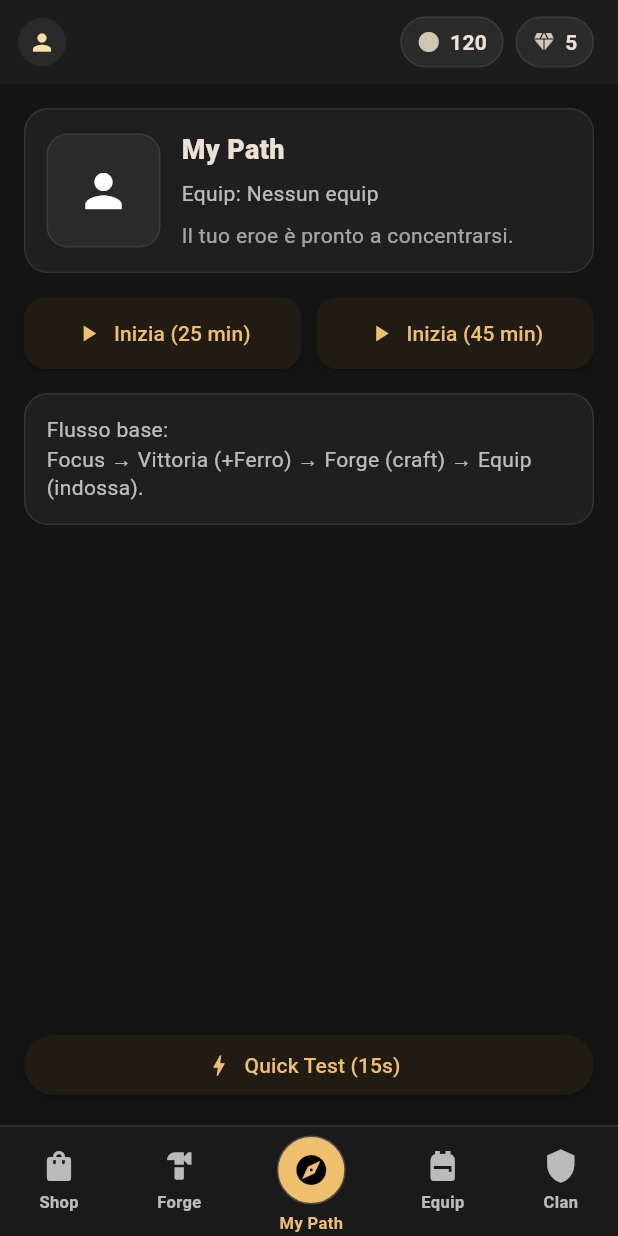
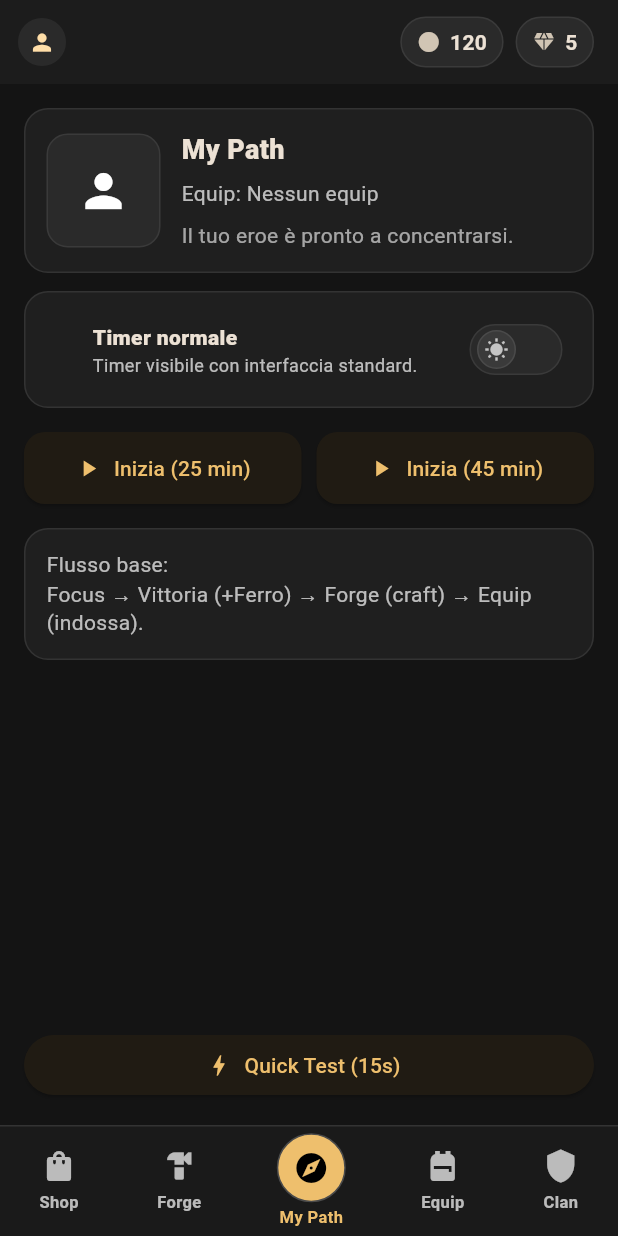
Before and after one commit to JoJoBa15/afkheros, a Flutter app: the screen it shows after launch, on a phone screen of 412 x 824 dp. Run offline on Flutter 3.47's test engine with Material 3 defaults, Android fonts, the light colour scheme and no system bars.

Commit message:
added oled safe mode

```diff
--- /dev/null
+++ b/lib/core/widgets/oled_safe_toggle.dart
@@ -0,0 +1,125 @@
+import 'package:flutter/material.dart';
+import 'package:flutter/services.dart';
+
+/// Toggle “figo” (animato) per attivare/disattivare la modalità OLED-safe.
+/// È volutamente semplice da usare: value + onChanged.
+class OledSafeToggle extends StatelessWidget {
+  final bool value;
+  final ValueChanged<bool> onChanged;
+
+  const OledSafeToggle({
+    super.key,
+    required this.value,
+    required this.onChanged,
+  });
+
+  @override
+  Widget build(BuildContext context) {
+    final primary = Theme.of(context).colorScheme.primary;
+
+    return InkWell(
+      borderRadius: BorderRadius.circular(16),
+      onTap: () {
+        HapticFeedback.lightImpact();
+        onChanged(!value);
+      },
+      child: Padding(
+        padding: const EdgeInsets.symmetric(horizontal: 6, vertical: 6),
+        child: Row(
+          children: [
+            Expanded(
+              child: AnimatedSwitcher(
+                duration: const Duration(milliseconds: 250),
+                switchInCurve: Curves.easeOutCubic,
+                switchOutCurve: Curves.easeInCubic,
+                child: value
+                    ? const _ToggleText(
+                        key: ValueKey('oled_on'),
+                        title: 'Timer protetto (OLED)',
+                        subtitle:
+                            'Schermo quasi nero + anti burn-in mentre il timer resta visibile.',
+                      )
+                    : const _ToggleText(
+                        key: ValueKey('oled_off'),
+                        title: 'Timer normale',
+                        subtitle: 'Timer visibile con interfaccia standard.',
+                      ),
+              ),
+            ),
+
+            const SizedBox(width: 10),
+
+            // Track + knob animati (stile “smooth”)
+            AnimatedContainer(
+              duration: const Duration(milliseconds: 260),
+              curve: Curves.easeOutCubic,
+              width: 62,
+              height: 34,
+              padding: const EdgeInsets.all(3),
+              decoration: BoxDecoration(
+                color: value ? primary.withAlpha(230) : const Color(0xFF2A2A2A),
+                borderRadius: BorderRadius.circular(999),
+                border: Border.all(color: const Color(0xFF3A3A3A)),
+                boxShadow: value
+                    ? [
+                        BoxShadow(
+                          color: primary.withAlpha(64),
+                          blurRadius: 10,
+                          spreadRadius: 1,
+                        )
+                      ]
+                    : const [],
+              ),
+              child: AnimatedAlign(
+                duration: const Duration(milliseconds: 260),
+                curve: Curves.easeOutBack,
+                alignment: value ? Alignment.centerRight : Alignment.centerLeft,
+                child: Container(
+                  width: 28,
+                  height: 28,
+                  decoration: BoxDecoration(
+                    color: value ? Colors.black : const Color(0xFF3A3A3A),
+                    shape: BoxShape.circle,
+                    border: Border.all(color: const Color(0xFF4A4A4A)),
+                  ),
+                  child: Icon(
+                    value ? Icons.nightlight_round : Icons.wb_sunny,
+                    size: 16,
+                    color: value ? primary : Colors.white70,
+                  ),
+                ),
+              ),
+            ),
+          ],
+        ),
+      ),
+    );
+  }
+}
+
+class _ToggleText extends StatelessWidget {
+  final String title;
+  final String subtitle;
+
+  const _ToggleText({
+    super.key,
+    required this.title,
+    required this.subtitle,
+  });
+
+  @override
+  Widget build(BuildContext context) {
+    return Column(
+      key: key,
+      crossAxisAlignment: CrossAxisAlignment.start,
+      children: [
+        Text(title, style: const TextStyle(fontWeight: FontWeight.w800)),
+        const SizedBox(height: 2),
+        Text(
+          subtitle,
+          style: const TextStyle(color: Colors.white70, fontSize: 12, height: 1.2),
+        ),
+      ],
+    );
+  }
+}
--- a/lib/core/widgets/pixel_bottom_nav_bar.dart
+++ b/lib/core/widgets/pixel_bottom_nav_bar.dart
@@ -1,5 +1,10 @@
 import 'package:flutter/material.dart';
 
+/// Bottom navigation bar “in stile gioco” con 5 tab.
+/// - Sfondo scuro “pietra/legno”
+/// - Pulsante centrale leggermente più grande
+/// - Importante: SafeArea è messo FUORI dalla Container con altezza fissa,
+///   così evitiamo il classico errore "Bottom overflowed by ...".
 class PixelBottomNavBar extends StatelessWidget {
   final int currentIndex;
   final ValueChanged<int> onChanged;
@@ -10,18 +15,23 @@ class PixelBottomNavBar extends StatelessWidget {
     required this.onChanged,
   });
 
-  static const double _h = 74;
+  /// Altezza della barra (solo la barra, senza considerare il padding del SafeArea).
+  static const double _barHeight = 74;
 
   @override
   Widget build(BuildContext context) {
-    return Container(
-      height: _h,
-      decoration: const BoxDecoration(
-        color: Color(0xFF1A1A1A),
-        border: Border(top: BorderSide(color: Color(0xFF333333))),
-      ),
-      child: SafeArea(
-        top: false,
+    // Perché SafeArea fuori?
+    // Se lo metti dentro una Container con height fissa, il padding del SafeArea
+    // "mangia" spazio interno e i widget rischiano di non starci => overflow.
+    // Così invece la barra resta alta _barHeight e il SafeArea aggiunge spazio extra fuori.
+    return SafeArea(
+      top: false,
+      child: Container(
+        height: _barHeight,
+        decoration: const BoxDecoration(
+          color: Color(0xFF1A1A1A),
+          border: Border(top: BorderSide(color: Color(0xFF333333))),
+        ),
         child: Row(
           mainAxisAlignment: MainAxisAlignment.spaceAround,
           children: [
@@ -62,6 +72,9 @@ class PixelBottomNavBar extends StatelessWidget {
   }
 }
 
+/// Elemento “standard” della nav: icona + label.
+/// Usare mainAxisSize.min evita che la Column cerchi altezza extra
+/// e riduce la probabilità di overflow su schermi piccoli / gesture bar grandi.
 class _NavItem extends StatelessWidget {
   final String label;
   final IconData icon;
@@ -78,19 +91,28 @@ class _NavItem extends StatelessWidget {
   @override
   Widget build(BuildContext context) {
     final c = selected ? Theme.of(context).colorScheme.primary : Colors.white70;
+
     return InkWell(
       onTap: onTap,
       borderRadius: BorderRadius.circular(14),
       child: Padding(
-        padding: const EdgeInsets.symmetric(horizontal: 10, vertical: 10),
+        // Padding un po' più “safe” (vertical 8) per stare bene anche con SafeArea.
+        padding: const EdgeInsets.symmetric(horizontal: 10, vertical: 8),
         child: Column(
+          mainAxisSize: MainAxisSize.min,
           mainAxisAlignment: MainAxisAlignment.center,
           children: [
             Icon(icon, color: c),
             const SizedBox(height: 4),
             Text(
               label,
-              style: TextStyle(fontSize: 11, color: c, fontWeight: FontWeight.w600),
+              maxLines: 1,
+              overflow: TextOverflow.ellipsis,
+              style: TextStyle(
+                fontSize: 11,
+                color: c,
+                fontWeight: FontWeight.w600,
+              ),
             ),
           ],
         ),
@@ -99,6 +121,8 @@ class _NavItem extends StatelessWidget {
   }
 }
 
+/// Elemento centrale “speciale”: cerchio più grande, un po' in evidenza.
+/// Anche qui: mainAxisSize.min e qualche pixel in meno di padding aiutano contro overflow.
 class _CenterNavItem extends StatelessWidget {
   final String label;
   final IconData icon;
@@ -115,12 +139,15 @@ class _CenterNavItem extends StatelessWidget {
   @override
   Widget build(BuildContext context) {
     final primary = Theme.of(context).colorScheme.primary;
+
     return InkWell(
       onTap: onTap,
       borderRadius: BorderRadius.circular(999),
       child: Padding(
-        padding: const EdgeInsets.symmetric(horizontal: 8, vertical: 6),
+        // Vertical 4 invece di 6: su device con gesture bar grossa aiuta parecchio.
+        padding: const EdgeInsets.symmetric(horizontal: 8, vertical: 4),
         child: Column(
+          mainAxisSize: MainAxisSize.min,
           mainAxisAlignment: MainAxisAlignment.center,
           children: [
             Container(
@@ -133,9 +160,11 @@ class _CenterNavItem extends StatelessWidget {
               ),
               child: Icon(icon, color: selected ? Colors.black : Colors.white),
             ),
-            const SizedBox(height: 4),
+            const SizedBox(height: 2),
             Text(
               label,
+              maxLines: 1,
+              overflow: TextOverflow.ellipsis,
               style: TextStyle(
                 fontSize: 11,
                 color: selected ? primary : Colors.white70,
--- a/lib/core/widgets/pixel_panel.dart
+++ b/lib/core/widgets/pixel_panel.dart
@@ -2,7 +2,17 @@ import 'package:flutter/material.dart';
 
 class PixelPanel extends StatelessWidget {
   final Widget child;
-  const PixelPanel({super.key, required this.child});
+
+  /// Permette di “scurire” il pannello in OLED-safe, o riusarlo altrove.
+  final Color? backgroundColor;
+  final Color? borderColor;
+
+  const PixelPanel({
+    super.key,
+    required this.child,
+    this.backgroundColor,
+    this.borderColor,
+  });
 
   @override
   Widget build(BuildContext context) {
@@ -10,9 +20,9 @@ class PixelPanel extends StatelessWidget {
       width: double.infinity,
       padding: const EdgeInsets.all(14),
       decoration: BoxDecoration(
-        color: const Color(0xFF1F1F1F),
+        color: backgroundColor ?? const Color(0xFF1F1F1F),
         borderRadius: BorderRadius.circular(16),
-        border: Border.all(color: const Color(0xFF333333)),
+        border: Border.all(color: borderColor ?? const Color(0xFF333333)),
       ),
       child: child,
     );
--- a/lib/features/my_path/presentation/focus_session_screen.dart
+++ b/lib/features/my_path/presentation/focus_session_screen.dart
@@ -2,15 +2,22 @@ import 'dart:async';
 import 'package:flutter/material.dart';
 import 'package:provider/provider.dart';
 
+import '../../../core/utils/time_format.dart';
 import '../../../state/game_state.dart';
-import '../../../core/utils/time_format.dart';
+import '../../../state/settings_state.dart';
 import 'victory_screen.dart';
 
 class FocusSessionScreen extends StatefulWidget {
   final Duration duration;
   final String? debugLabel;
+  final FocusDisplayMode displayMode;
 
-  const FocusSessionScreen({super.key, required this.duration, this.debugLabel});
+  const FocusSessionScreen({
+    super.key,
+    required this.duration,
+    required this.displayMode,
+    this.debugLabel,
+  });
 
   @override
   State<FocusSessionScreen> createState() => _FocusSessionScreenState();
@@ -24,6 +31,7 @@ class _FocusSessionScreenState extends State<FocusSessionScreen> {
   void initState() {
     super.initState();
     _remainingSeconds = widget.duration.inSeconds;
+
     _timer = Timer.periodic(const Duration(seconds: 1), (_) {
       if (!mounted) return;
       setState(() => _remainingSeconds--);
@@ -70,24 +78,33 @@ class _FocusSessionScreenState extends State<FocusSessionScreen> {
         ],
       ),
     );
+    if (!mounted) return;
+
     if (ok == true) Navigator.of(context).pop();
   }
 
   @override
   Widget build(BuildContext context) {
+    final isOledSafe = widget.displayMode == FocusDisplayMode.oledSafe;
+
     final total = widget.duration.inSeconds;
     final remaining = _remainingSeconds.clamp(0, total);
     final progress = total == 0 ? 1.0 : 1.0 - (remaining / total);
 
     return Scaffold(
+      backgroundColor: isOledSafe ? Colors.black : null,
       appBar: AppBar(
+        backgroundColor: isOledSafe ? Colors.black : null,
         title: Text(widget.debugLabel ?? 'Focus Session'),
         leading: IconButton(
           icon: const Icon(Icons.close),
           onPressed: _confirmCancel,
         ),
       ),
-      body: Padding(
+      body: AnimatedContainer(
+        duration: const Duration(milliseconds: 350),
+        curve: Curves.easeOutCubic,
+        color: isOledSafe ? Colors.black : Colors.transparent,
         padding: const EdgeInsets.all(16),
         child: Column(
           children: [
@@ -96,25 +113,34 @@ class _FocusSessionScreenState extends State<FocusSessionScreen> {
               width: double.infinity,
               padding: const EdgeInsets.all(16),
               decoration: BoxDecoration(
-                color: const Color(0xFF1F1F1F),
+                color: isOledSafe ? const Color(0xFF0B0B0B) : const Color(0xFF1F1F1F),
                 borderRadius: BorderRadius.circular(16),
-                border: Border.all(color: const Color(0xFF333333)),
+                border: Border.all(color: isOledSafe ? const Color(0xFF1A1A1A) : const Color(0xFF333333)),
               ),
               child: Column(
                 children: [
-                  const Text(
-                    'Rimani concentrato.',
-                    style: TextStyle(fontSize: 18, fontWeight: FontWeight.w800),
+                  Text(
+                    isOledSafe ? 'Modalità protetta attiva.' : 'Rimani concentrato.',
+                    style: const TextStyle(fontSize: 18, fontWeight: FontWeight.w800),
                   ),
                   const SizedBox(height: 10),
                   Text(
                     formatSeconds(remaining),
-                    style: const TextStyle(fontSize: 44, fontWeight: FontWeight.w900),
+                    style: TextStyle(
+                      fontSize: 44,
+                      fontWeight: FontWeight.w900,
+                      color: isOledSafe ? Colors.white70 : Colors.white,
+                    ),
                   ),
                   const SizedBox(height: 10),
                   LinearProgressIndicator(value: progress),
                   const SizedBox(height: 10),
-                  const Text('La NavBar è nascosta: modalità focus.', style: TextStyle(color: Colors.white70)),
+                  Text(
+                    isOledSafe
+                        ? 'Schermo scuro per ridurre il rischio di immagini persistenti.'
+                        : 'La NavBar è nascosta: modalità focus.',
+                    style: const TextStyle(color: Colors.white70),
+                  ),
                 ],
               ),
             ),
--- a/lib/features/my_path/presentation/my_path_screen.dart
+++ b/lib/features/my_path/presentation/my_path_screen.dart
@@ -1,9 +1,12 @@
 import 'package:flutter/material.dart';
 import 'package:provider/provider.dart';
 
+import '../../../core/widgets/pixel_panel.dart';
 import '../../../state/game_state.dart';
-import '../../../core/widgets/pixel_panel.dart';
+import '../../../state/settings_state.dart';
+
 import 'focus_session_screen.dart';
+import '../../../core/widgets/oled_safe_toggle.dart';
 
 class MyPathScreen extends StatelessWidget {
   const MyPathScreen({super.key});
@@ -11,30 +14,65 @@ class MyPathScreen extends StatelessWidget {
   @override
   Widget build(BuildContext context) {
     final gs = context.watch<GameState>();
+    final settings = context.watch<SettingsState>();
 
-    return Padding(
+    final isOledSafe = settings.isOledSafe;
+
+    // Transizione smooth: sfondo più nero + pannelli più “deep black”.
+    return AnimatedContainer(
+      duration: const Duration(milliseconds: 350),
+      curve: Curves.easeOutCubic,
+      color: isOledSafe ? Colors.black : const Color(0xFF141414),
+      child: Padding(
         padding: const EdgeInsets.all(16),
         child: Column(
           children: [
-          _HeroCard(equipped: gs.equipped),
+            _HeroCard(equipped: gs.equipped, isOledSafe: isOledSafe),
+            const SizedBox(height: 12),
+
+            PixelPanel(
+              backgroundColor: isOledSafe ? const Color(0xFF0B0B0B) : null,
+              borderColor: isOledSafe ? const Color(0xFF1A1A1A) : null,
+              child: OledSafeToggle(
+                value: isOledSafe,
+                onChanged: (v) => settings.setFocusDisplayMode(
+                  v ? FocusDisplayMode.oledSafe : FocusDisplayMode.normal,
+                ),
+              ),
+            ),
+
             const SizedBox(height: 16),
 
             _TimerPresetRow(
               onStart: (d) {
                 Navigator.of(context).push(
-                MaterialPageRoute(builder: (_) => FocusSessionScreen(duration: d)),
+                  MaterialPageRoute(
+                    builder: (_) => FocusSessionScreen(
+                      duration: d,
+                      displayMode: settings.focusDisplayMode,
+                    ),
+                  ),
                 );
               },
             ),
 
             const SizedBox(height: 16),
-          const PixelPanel(
-            child: Text(
+
+            PixelPanel(
+              backgroundColor: isOledSafe ? const Color(0xFF0B0B0B) : null,
+              borderColor: isOledSafe ? const Color(0xFF1A1A1A) : null,
+              child: AnimatedOpacity(
+                duration: const Duration(milliseconds: 300),
+                opacity: isOledSafe ? 0.85 : 1,
+                child: const Text(
                   'Flusso base:\nFocus → Vittoria (+Ferro) → Forge (craft) → Equip (indossa).',
                   style: TextStyle(color: Colors.white70, height: 1.35),
                 ),
               ),
+            ),
+
             const Spacer(),
+
             Row(
               children: [
                 Expanded(
@@ -42,9 +80,10 @@ class MyPathScreen extends StatelessWidget {
                     onPressed: () {
                       Navigator.of(context).push(
                         MaterialPageRoute(
-                        builder: (_) => const FocusSessionScreen(
-                          duration: Duration(seconds: 15),
+                          builder: (_) => FocusSessionScreen(
+                            duration: const Duration(seconds: 15),
                             debugLabel: 'Quick Test',
+                            displayMode: settings.focusDisplayMode,
                           ),
                         ),
                       );
@@ -57,29 +96,37 @@ class MyPathScreen extends StatelessWidget {
             )
           ],
         ),
+      ),
     );
   }
 }
 
 class _HeroCard extends StatelessWidget {
   final GameItem? equipped;
-  const _HeroCard({required this.equipped});
+  final bool isOledSafe;
+
+  const _HeroCard({required this.equipped, required this.isOledSafe});
 
   @override
   Widget build(BuildContext context) {
     final eqName = equipped?.name ?? 'Nessun equip';
+
     return PixelPanel(
+      backgroundColor: isOledSafe ? const Color(0xFF0B0B0B) : null,
+      borderColor: isOledSafe ? const Color(0xFF1A1A1A) : null,
       child: Row(
         children: [
-          Container(
+          AnimatedContainer(
+            duration: const Duration(milliseconds: 350),
+            curve: Curves.easeOutCubic,
             width: 76,
             height: 76,
             decoration: BoxDecoration(
-              color: const Color(0xFF2A2A2A),
+              color: isOledSafe ? Colors.black : const Color(0xFF2A2A2A),
               borderRadius: BorderRadius.circular(14),
-              border: Border.all(color: const Color(0xFF3A3A3A)),
+              border: Border.all(color: isOledSafe ? const Color(0xFF1A1A1A) : const Color(0xFF3A3A3A)),
             ),
-            child: const Icon(Icons.person, size: 36),
+            child: Icon(Icons.person, size: 36, color: isOledSafe ? Colors.white70 : Colors.white),
           ),
           const SizedBox(width: 14),
           Expanded(
@@ -90,7 +137,10 @@ class _HeroCard extends StatelessWidget {
                 const SizedBox(height: 6),
                 Text('Equip: $eqName', style: const TextStyle(color: Colors.white70)),
                 const SizedBox(height: 8),
-                const Text('Il tuo eroe è pronto a concentrarsi.', style: TextStyle(color: Colors.white60)),
+                Text(
+                  isOledSafe ? 'Modalità protetta attiva.' : 'Il tuo eroe è pronto a concentrarsi.',
+                  style: const TextStyle(color: Colors.white60),
+                ),
               ],
             ),
           )
--- a/lib/main.dart
+++ b/lib/main.dart
@@ -3,12 +3,17 @@ import 'package:provider/provider.dart';
 
 import 'app/afk_hero_app.dart';
 import 'state/game_state.dart';
+import 'state/settings_state.dart';
 
 void main() {
   runApp(
-    ChangeNotifierProvider(
-      create: (_) => GameState(),
+    MultiProvider(
+      providers: [
+        ChangeNotifierProvider(create: (_) => GameState()),
+        ChangeNotifierProvider(create: (_) => SettingsState()),
+      ],
       child: const AfkHeroApp(),
-    ),
-  );
+  ),
+);
+
 }
--- /dev/null
+++ b/lib/state/settings_state.dart
@@ -0,0 +1,21 @@
+import 'package:flutter/foundation.dart';
+
+/// Come mostriamo il timer durante la sessione di focus.
+enum FocusDisplayMode {
+  normal,
+  oledSafe,
+}
+
+/// Stato delle impostazioni utente (MVP).
+/// Per ora sta solo in memoria: poi lo persistiamo (SharedPreferences) senza cambiare API.
+class SettingsState extends ChangeNotifier {
+  FocusDisplayMode focusDisplayMode = FocusDisplayMode.normal;
+
+  void setFocusDisplayMode(FocusDisplayMode mode) {
+    if (mode == focusDisplayMode) return;
+    focusDisplayMode = mode;
+    notifyListeners();
+  }
+
+  bool get isOledSafe => focusDisplayMode == FocusDisplayMode.oledSafe;
+}
```
Lines whose indentation alone changed are shown as unchanged.
